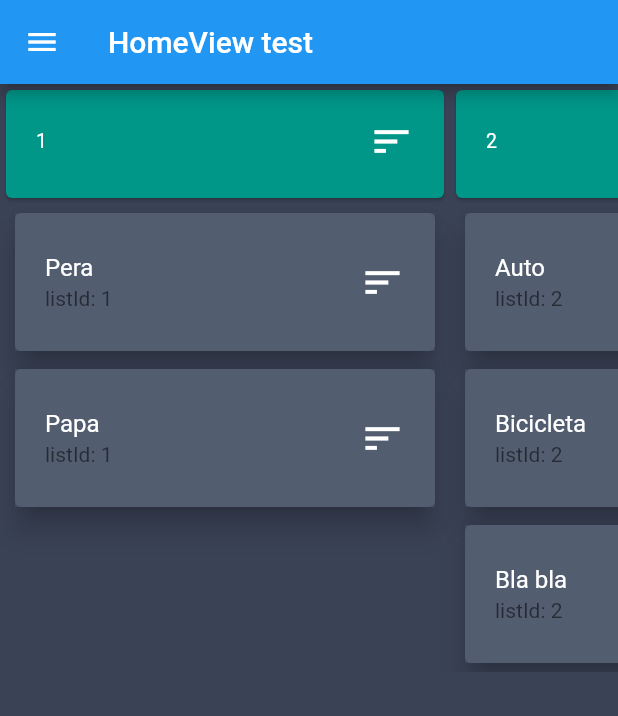
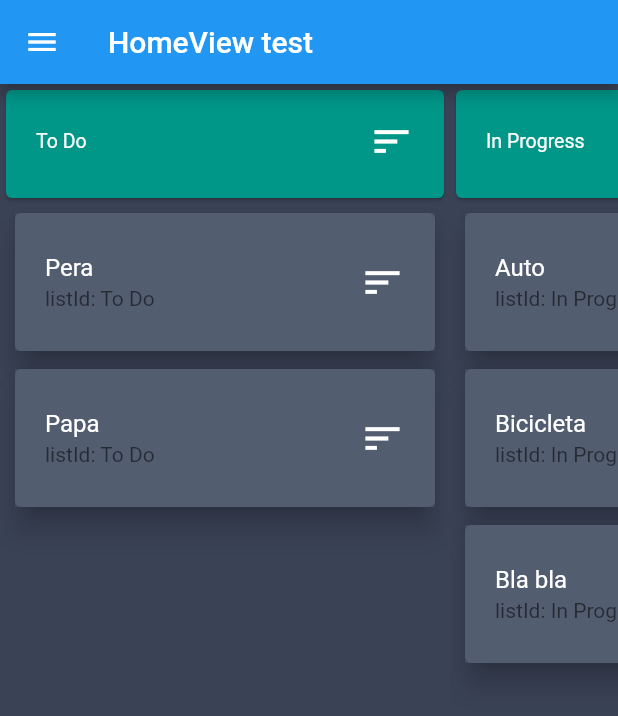
Before and after one commit to aliismaildev/time_tracking_app, a Flutter app: the HomeView screen opened by its route, on a phone screen of 412 x 824 dp. Shown: the top 716 px of the screen. Run offline on Flutter 3.47's test engine with Material 2 defaults, Android fonts, the phone set to English and light mode, and no system bars; our stand-ins replace firebase_auth, firebase_core, firebase_database, flutter_svg; missing offline and left inert: result_type; accounts and stored records are empty; network calls fail.

```diff
--- a/lib/consts/enums.dart
+++ b/lib/consts/enums.dart
@@ -1 +1,3 @@
 enum ViewState { idle, busy }
+
+enum TaskStatus { toDo, inProgress, done }
--- a/lib/consts/lang.dart
+++ b/lib/consts/lang.dart
@@ -11,6 +11,9 @@ class Lang {
   static const String last = 'Last';
   static const String age = 'Age';
   static const String email = 'Email';
+  static const String toDo = 'To Do';
+  static const String inProgress = 'In Progress';
+  static const String done = 'Done';
   static const String password = 'Password';
   static const String newUser = 'New User';
   static const String questionMark = '?';
--- /dev/null
+++ b/lib/consts/strings_of_enums.dart
@@ -0,0 +1,12 @@
+import 'package:time_tracking_app/consts/enums.dart';
+import 'package:time_tracking_app/consts/lang.dart';
+
+String taskStatusString(TaskStatus taskStatus) {
+  if (taskStatus == TaskStatus.toDo) {
+    return Lang.toDo;
+  } else if (taskStatus == TaskStatus.inProgress) {
+    return Lang.inProgress;
+  } else {
+    return Lang.done;
+  }
+}
--- a/lib/views/home/home_view.dart
+++ b/lib/views/home/home_view.dart
@@ -1,6 +1,9 @@
 import 'dart:collection';
 
 import 'package:flutter/material.dart';
+import 'package:time_tracking_app/consts/enums.dart';
+import 'package:time_tracking_app/consts/strings_of_enums.dart';
+import 'package:time_tracking_app/utils/percentage_size_ext.dart';
 import 'package:time_tracking_app/views/base_views/base_views.dart';
 
 class HomeView extends StatefulWidget {
@@ -22,19 +25,19 @@ class _HomeViewState extends State<HomeView> {
   void initState() {
     board = LinkedHashMap();
     board!.addAll({
-      "1": [
-        Item(id: "1", listId: "1", title: "Pera"),
-        Item(id: "2", listId: "1", title: "Papa"),
+      taskStatusString(TaskStatus.toDo): [
+        Item(id: "1", listId: taskStatusString(TaskStatus.toDo), title: "Pera"),
+        Item(id: "2", listId: taskStatusString(TaskStatus.toDo), title: "Papa"),
       ],
-      "2": [
-        Item(id: "3", listId: "2", title: "Auto"),
-        Item(id: "4", listId: "2", title: "Bicicleta"),
-        Item(id: "5", listId: "2", title: "Bla bla"),
+      taskStatusString(TaskStatus.inProgress): [
+        Item(id: "3", listId: taskStatusString(TaskStatus.inProgress), title: "Auto"),
+        Item(id: "4", listId: taskStatusString(TaskStatus.inProgress), title: "Bicicleta"),
+        Item(id: "5", listId: taskStatusString(TaskStatus.inProgress), title: "Bla bla"),
       ],
-      "3": [
-        Item(id: "6", listId: "3", title: "Chile"),
-        Item(id: "7", listId: "3", title: "Madagascar"),
-        Item(id: "8", listId: "3", title: "Japón"),
+      taskStatusString(TaskStatus.done): [
+        Item(id: "6", listId: taskStatusString(TaskStatus.done), title: "Chile"),
+        Item(id: "7", listId: taskStatusString(TaskStatus.done), title: "Madagascar"),
+        Item(id: "8", listId: taskStatusString(TaskStatus.done), title: "Japón"),
       ]
     });
 
@@ -165,6 +168,8 @@ class _HomeViewState extends State<HomeView> {
     buildHomeViewList(String listId, List<Item> items) {
       return SingleChildScrollView(
         scrollDirection: Axis.vertical,
+        child: SizedBox(
+          height: context.screenHeight,
           child: Column(
             children: [
               buildHeader(listId),
@@ -204,6 +209,7 @@ class _HomeViewState extends State<HomeView> {
                 },
               ),
             ],
+          ),
         ),
       );
     }
```
Lines whose indentation alone changed are shown as unchanged.
